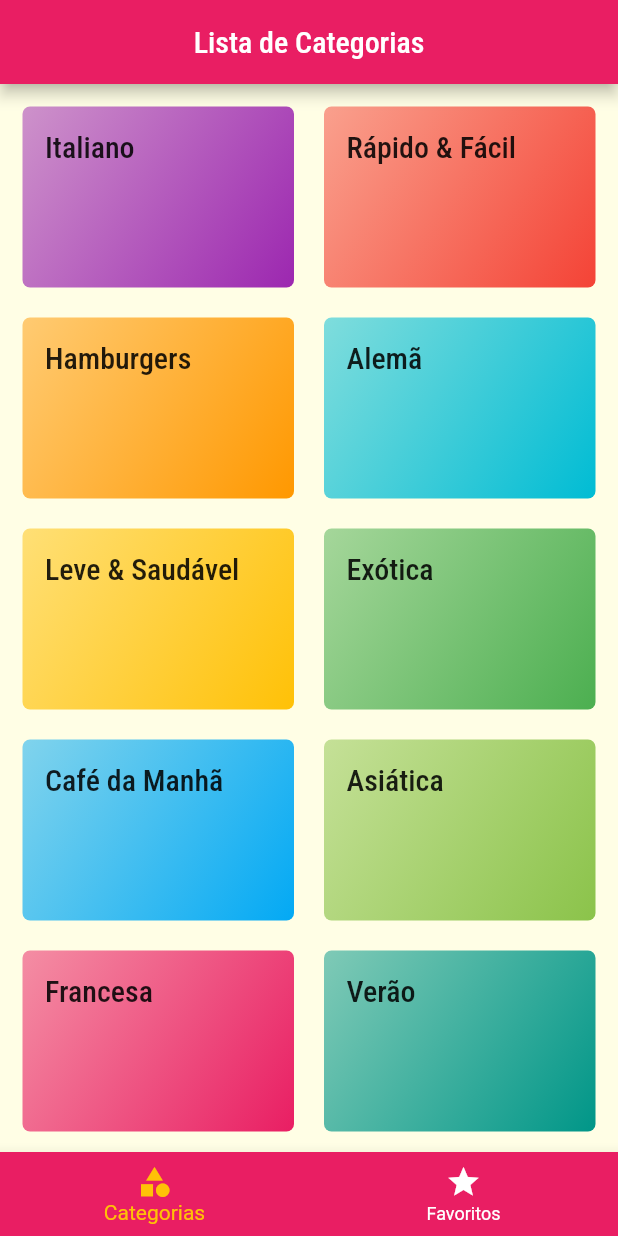
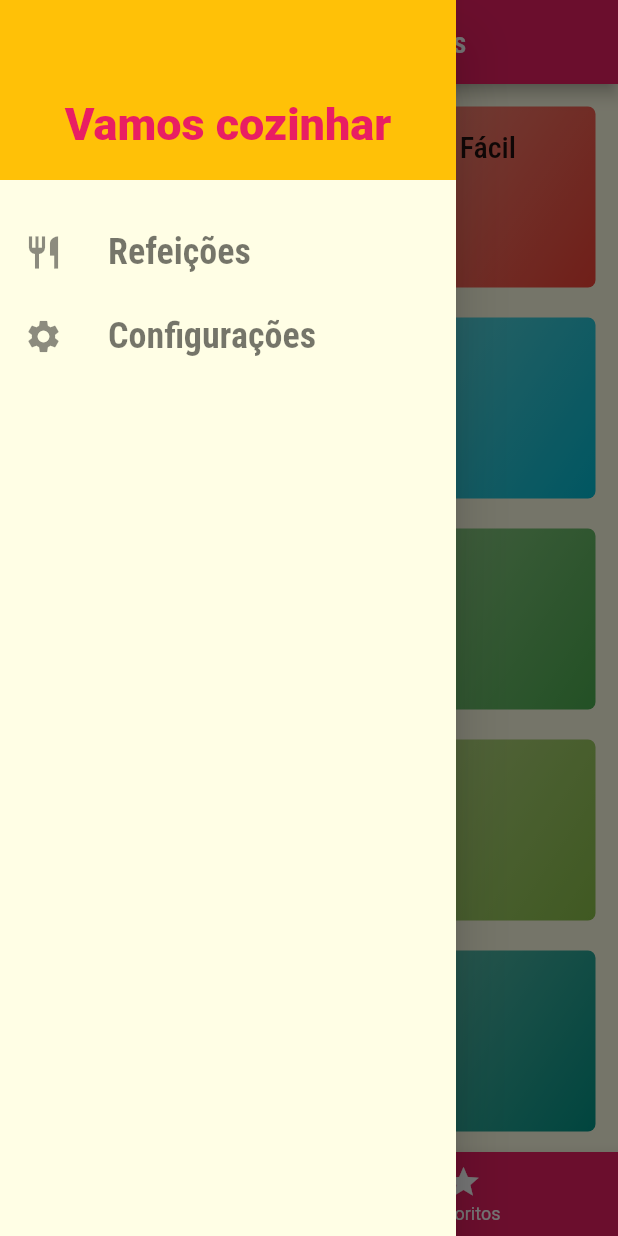
Before and after one commit to CaioNoboa/meals_APP_Flutter, a Flutter app: the screen it shows after launch, with the side drawer open (before the commit the screen has no drawer), on a phone screen of 412 x 824 dp. Run offline on Flutter 3.47's test engine with Material 2 defaults, Android fonts, the phone set to English and light mode, and no system bars.

Commit message:
main_drawer

```diff
--- /dev/null
+++ b/meals/lib/components/main_drawer.dart
@@ -0,0 +1,47 @@
+import 'package:flutter/material.dart';
+
+class MainDrawer extends StatelessWidget {
+  const MainDrawer({Key? key}) : super(key: key);
+
+  Widget _createItem(context, IconData icon, String label) {
+    return ListTile(
+      leading: Icon(
+        icon,
+        size: 26,
+      ),
+      title: Text(
+        label,
+        style: Theme.of(context).textTheme.headlineMedium,
+      ),
+      onTap: () {},
+    );
+  }
+
+  @override
+  Widget build(BuildContext context) {
+    return Drawer(
+      child: Column(
+        children: <Widget>[
+          Container(
+            height: 120,
+            width: double.infinity,
+            padding: const EdgeInsets.all(20),
+            color: Theme.of(context).colorScheme.secondary,
+            alignment: Alignment.bottomCenter,
+            child: Text(
+              'Vamos cozinhar',
+              style: TextStyle(
+                fontWeight: FontWeight.w900,
+                fontSize: 30,
+                color: Theme.of(context).colorScheme.primary,
+              ),
+            ),
+          ),
+          const SizedBox(height: 20),
+          _createItem(context, Icons.restaurant, 'Refeições'),
+          _createItem(context, Icons.settings, 'Configurações'),
+        ],
+      ),
+    );
+  }
+}
--- a/meals/lib/screens/tabs_screen.dart
+++ b/meals/lib/screens/tabs_screen.dart
@@ -1,4 +1,5 @@
 import 'package:flutter/material.dart';
+import 'package:meals/components/main_drawer.dart';
 import 'package:meals/screens/categories_screen.dart';
 import 'package:meals/screens/favorite_screen.dart';
 
@@ -35,6 +36,7 @@ class _TabsScreenState extends State<TabsScreen> {
           child: Text(_titles[_selectedScreenIndex]),
         ),
       ),
+      drawer: const MainDrawer(),
       body: _screens[_selectedScreenIndex],
       bottomNavigationBar: BottomNavigationBar(
         onTap: _selectScreen,
--- a/meals/lib/utils/theme.dart
+++ b/meals/lib/utils/theme.dart
@@ -12,5 +12,10 @@ final ThemeData appTheme = ThemeData(
           fontSize: 20,
           fontFamily: 'RobotoCondensed',
         ),
+        headlineMedium: const TextStyle(
+          fontFamily: 'RobotoCondensed',
+          fontSize: 24,
+          fontWeight: FontWeight.bold,
+        ),
       ),
 );
```
